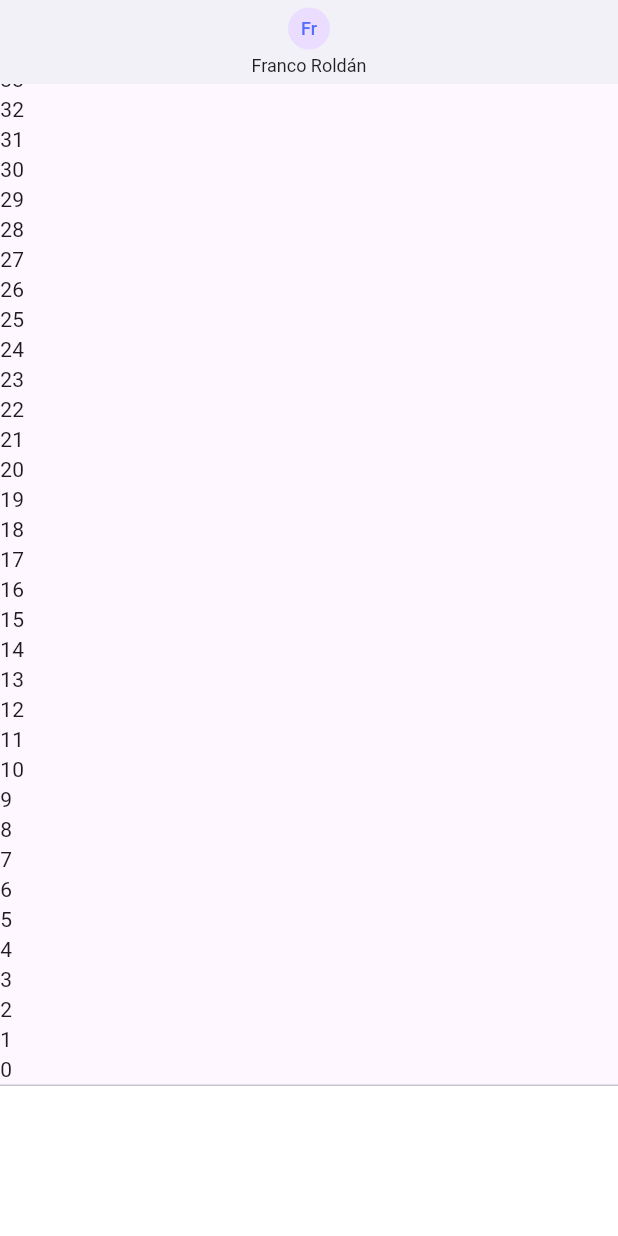
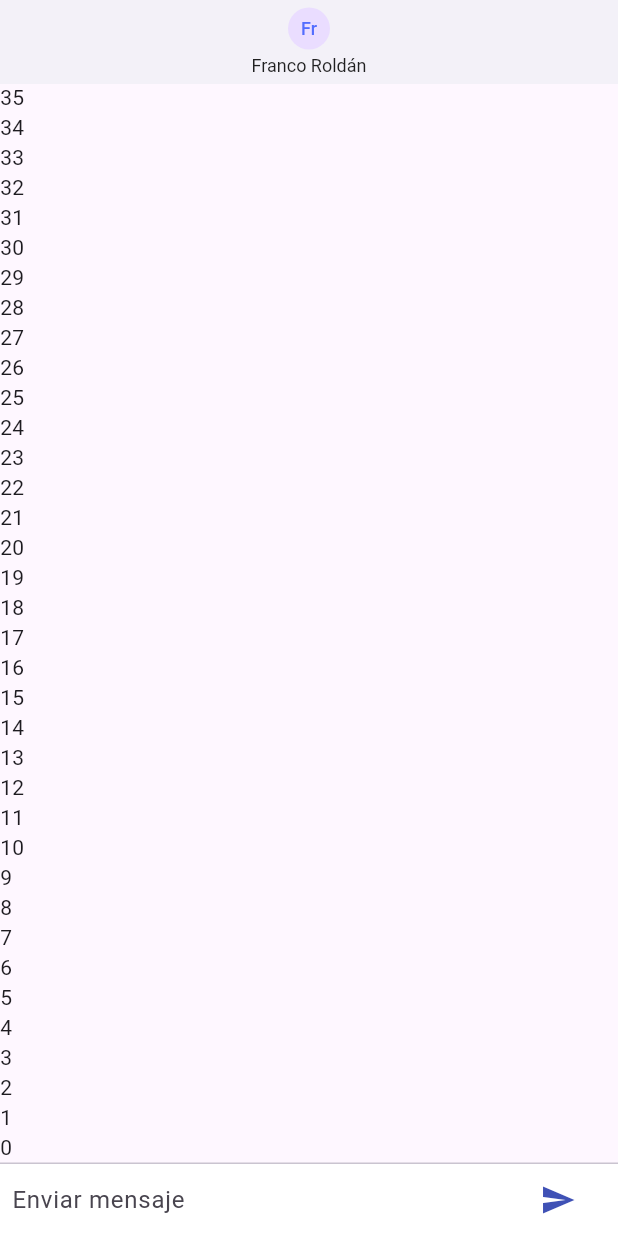
Before and after one commit to FrancoRoldan/chat_app, a Flutter app: the screen it shows after launch, on a phone screen of 412 x 824 dp. Run offline on Flutter 3.47's test engine with Material 3 defaults, Android fonts, the phone set to English and light mode, and no system bars; our stand-ins replace pull_to_refresh.

Commit message:
caja de texto chat

```diff
--- a/lib/pages/chat_page.dart
+++ b/lib/pages/chat_page.dart
@@ -1,7 +1,17 @@
+import 'package:flutter/cupertino.dart';
+import 'package:flutter/foundation.dart';
 import 'package:flutter/material.dart';
 
-class ChatPage extends StatelessWidget {
+class ChatPage extends StatefulWidget {
   const ChatPage({super.key});
+
+  @override
+  State<ChatPage> createState() => _ChatPageState();
+}
+
+class _ChatPageState extends State<ChatPage> {
+  final TextEditingController _mensajeController = TextEditingController();
+  final FocusNode _focus = FocusNode();
 
   @override
   Widget build(BuildContext context) {
@@ -39,10 +49,52 @@ class ChatPage extends StatelessWidget {
           ),
           Container(
             color: Colors.white,
-            height: 100,
+            child: _inputChat(),
           )
         ],
       ),
     );
   }
+
+  Widget _inputChat() {
+    return SafeArea(
+      child: Container(
+        margin: const EdgeInsets.symmetric(horizontal: 8),
+        child: Row(
+          children: [
+            Flexible(
+                child: TextField(
+              controller: _mensajeController,
+              onSubmitted: _handleSumbit,
+              onChanged: (String text) {
+                //TODO: cuando hay un valor para postear
+              },
+              decoration:
+                  const InputDecoration.collapsed(hintText: 'Enviar mensaje'),
+              focusNode: _focus,
+            )),
+            Container(
+                margin: const EdgeInsets.symmetric(horizontal: 4),
+                child: defaultTargetPlatform == TargetPlatform.iOS
+                    ? CupertinoButton(
+                        onPressed: () {}, child: const Text('Enviar'))
+                    : Container(
+                        margin: const EdgeInsets.symmetric(horizontal: 4),
+                        child: IconButton(
+                          color: Colors.indigo,
+                          onPressed: () {},
+                          icon: const Icon(Icons.send),
+                        ),
+                      ))
+          ],
+        ),
+      ),
+    );
+  }
+
+  _handleSumbit(String text) {
+    print(text);
+    _mensajeController.clear();
+    _focus.requestFocus();
+  }
 }
```
